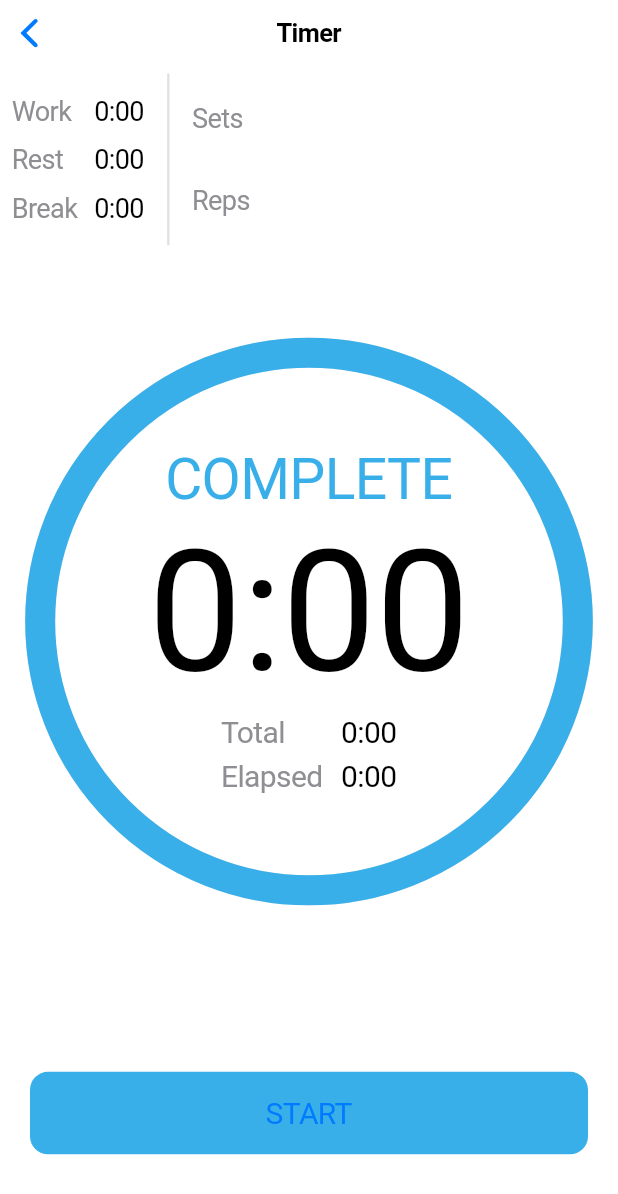
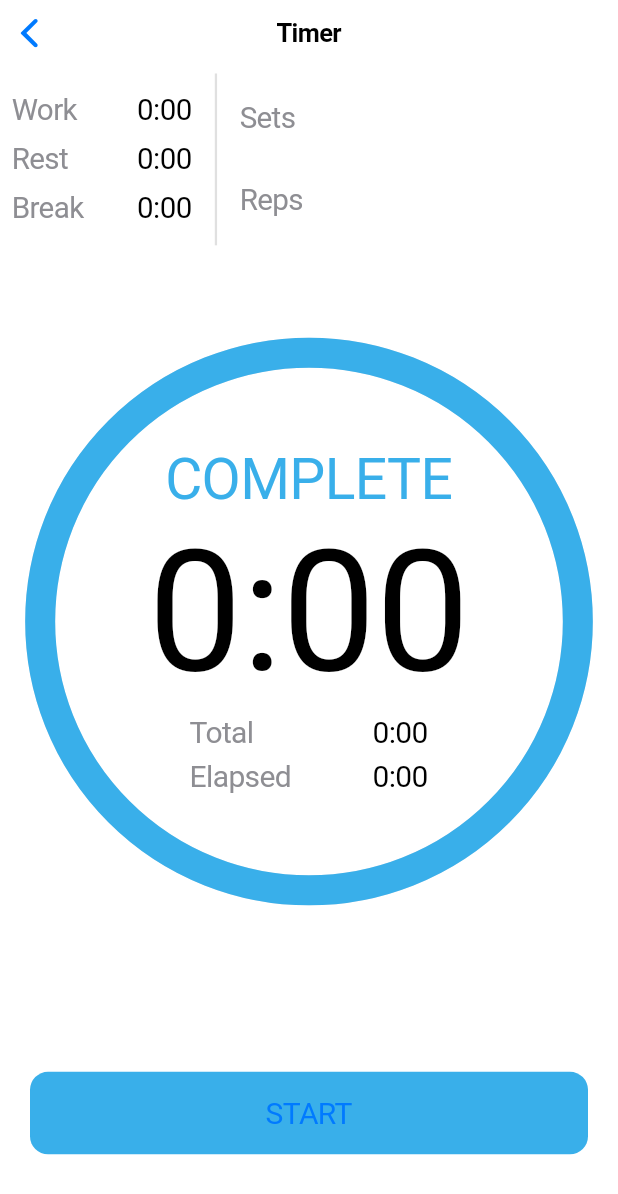
Before and after one commit to gideonmay/CountDown-Hangboard-Timer, a Flutter app: the CountdownTimerScreen screen opened directly with empty values, on a phone screen of 412 x 824 dp. Shown: the top 1194 px of the screen. Run offline on Flutter 3.47's test engine with Material 2 defaults, Android fonts, the phone set to English and light mode, and no system bars; our stand-ins replace drift, flutter_slidable, just_audio, shared_preferences, step_progress_indicator, vibration; accounts and stored records are empty; generated files the repository leaves out were written again.

Commit message:
Utilized media queries to improve timer details sizing across different screen sizes

```diff
--- a/lib/widgets/countdown_timer.dart
+++ b/lib/widgets/countdown_timer.dart
@@ -264,13 +264,28 @@ class _CountdownTimerState extends State<CountdownTimer>
   Widget _timerDetails() {
     return Flexible(
       flex: 19,
-      child: TimerDetails(
+      child: LayoutBuilder(
+          builder: (BuildContext context, BoxConstraints constraints) {
+        return TimerDetails(
           currSet: _durationStatusList[_durationIndex].currSet,
           currRep: _durationStatusList[_durationIndex].currRep,
           timerDetails: _durationStatusList[_durationIndex].timerDetails,
           currGrip: _durationStatusList[_durationIndex].currGrip,
-      ),
+          width: _timerDetailsWidth(context, constraints),
         );
+      }),
+    );
+  }
+
+  /// Calculates the width of the TimerDetails widget depending on screen size
+  double _timerDetailsWidth(BuildContext context, BoxConstraints constraints) {
+    final width = MediaQuery.of(context).size.width;
+
+    if (width < 380) {
+      return constraints.maxWidth * 0.31;
+    }
+
+    return constraints.maxWidth * 0.33;
   }
 
   /// The text that displays the name of the current and next grips
@@ -413,19 +428,19 @@ class _CountdownTimerState extends State<CountdownTimer>
     });
   }
 
-  /// The text showing the current timer information
+  /// The text showing the timmer total time, elapsed time, and status
   Widget _timerCenterText() {
     return Column(
       mainAxisAlignment: MainAxisAlignment.center,
       children: [
-        _timerCountdown(),
-        _timerStatus(),
+        _timerStatusAndTime(),
+        _timerTotalAndElapsedTime(),
       ],
     );
   }
 
   /// Returns text showing the timer status and current countdown duration
-  Widget _timerCountdown() {
+  Widget _timerStatusAndTime() {
     return Column(
       children: [
         Text(
@@ -444,8 +459,12 @@ class _CountdownTimerState extends State<CountdownTimer>
   }
 
   /// Returns a widget displaying the total time and the elapsed time
-  Widget _timerStatus() {
-    return Column(
+  Widget _timerTotalAndElapsedTime() {
+    return LayoutBuilder(
+        builder: (BuildContext context, BoxConstraints constraints) {
+      return SizedBox(
+        width: _elapsedAndTotalTimeWidth(context, constraints),
+        child: Column(
           crossAxisAlignment: CrossAxisAlignment.center,
           children: [
             Padding(
@@ -466,7 +485,21 @@ class _CountdownTimerState extends State<CountdownTimer>
                   titleWidth: 80.0),
             ),
           ],
+        ),
       );
+    });
+  }
+
+  /// Returns a width value that changes depending on the screen width
+  double _elapsedAndTotalTimeWidth(
+      BuildContext context, BoxConstraints constraints) {
+    final width = MediaQuery.of(context).size.width;
+
+    if (width < 400) {
+      return constraints.maxWidth * 0.45;
+    }
+
+    return constraints.maxWidth * 0.40;
   }
 }
 
--- a/lib/widgets/time_text_row.dart
+++ b/lib/widgets/time_text_row.dart
@@ -20,13 +20,14 @@ class TimeTextRow extends StatelessWidget {
   @override
   Widget build(BuildContext context) {
     return Row(
-      mainAxisAlignment: MainAxisAlignment.center,
+      mainAxisAlignment: MainAxisAlignment.spaceBetween,
       children: [
         SizedBox(
           width: titleWidth,
           child: Text(
             title,
-            style: TextStyle(color: CupertinoColors.systemGrey, fontSize: fontSize),
+            style: TextStyle(
+                color: CupertinoColors.systemGrey, fontSize: fontSize),
           ),
         ),
         Text(
--- a/lib/widgets/timer_details.dart
+++ b/lib/widgets/timer_details.dart
@@ -11,13 +11,15 @@ class TimerDetails extends StatefulWidget {
   final int currRep;
   final TimerDetailsDTO timerDetails;
   final int? currGrip;
+  final double width;
 
   const TimerDetails(
       {super.key,
       required this.currSet,
       required this.currRep,
       required this.timerDetails,
-      this.currGrip});
+      this.currGrip,
+      required this.width});
 
   @override
   State<TimerDetails> createState() => _TimerDetailsState();
@@ -29,9 +31,12 @@ class _TimerDetailsState extends State<TimerDetails> {
     return Row(
       mainAxisAlignment: MainAxisAlignment.start,
       children: [
-        Padding(
-          padding: const EdgeInsets.all(8.0),
-          child: _timerDurationInfo(),
+        SizedBox(
+          width: widget.width,
+          child: Padding(
+            padding: const EdgeInsets.all(8.0),
+            child: _timerDurationInfo(),
+          ),
         ),
         const VerticalDivider(
           thickness: 1.5,
@@ -41,18 +46,18 @@ class _TimerDetailsState extends State<TimerDetails> {
         Expanded(
           child: Padding(
             padding: const EdgeInsets.all(8.0),
-            child: _setRepStatus(),
+            child: _timerProgressCounters(),
           ),
         ),
       ],
     );
   }
 
-  /// A widget containing the current rep and set status info
-  Widget _setRepStatus() {
+  /// A widget containing the progress counters for sets, reps, and grips
+  Widget _timerProgressCounters() {
     return LayoutBuilder(
         builder: (BuildContext context, BoxConstraints constraints) {
-      return _progressCounters(constraints.maxHeight / 6);
+      return _progressCounters(constraints.maxHeight / 5.5);
     });
   }
 
@@ -121,18 +126,18 @@ class _TimerDetailsState extends State<TimerDetails> {
           TimeTextRow(
               title: 'Work ',
               durationString: durationString(widget.timerDetails.workDuration),
-              fontSize: constraints.maxHeight / 6,
-              titleWidth: 55.0),
+              fontSize: constraints.maxHeight / 5.5,
+              titleWidth: 58.0),
           TimeTextRow(
               title: 'Rest ',
               durationString: durationString(widget.timerDetails.restDuration),
-              fontSize: constraints.maxHeight / 6,
-              titleWidth: 55.0),
+              fontSize: constraints.maxHeight / 5.5,
+              titleWidth: 58.0),
           TimeTextRow(
               title: 'Break ',
               durationString: durationString(widget.timerDetails.breakDuration),
-              fontSize: constraints.maxHeight / 6,
-              titleWidth: 55.0),
+              fontSize: constraints.maxHeight / 5.5,
+              titleWidth: 58.0),
         ],
       );
     });
```
Also changed, not shown: 1 other file. Lines whose indentation alone changed are shown as unchanged.
